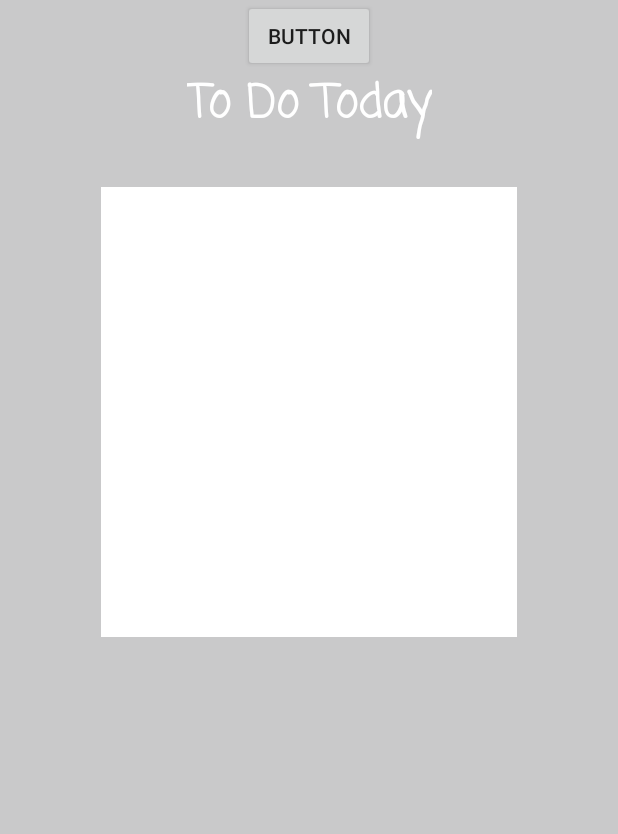
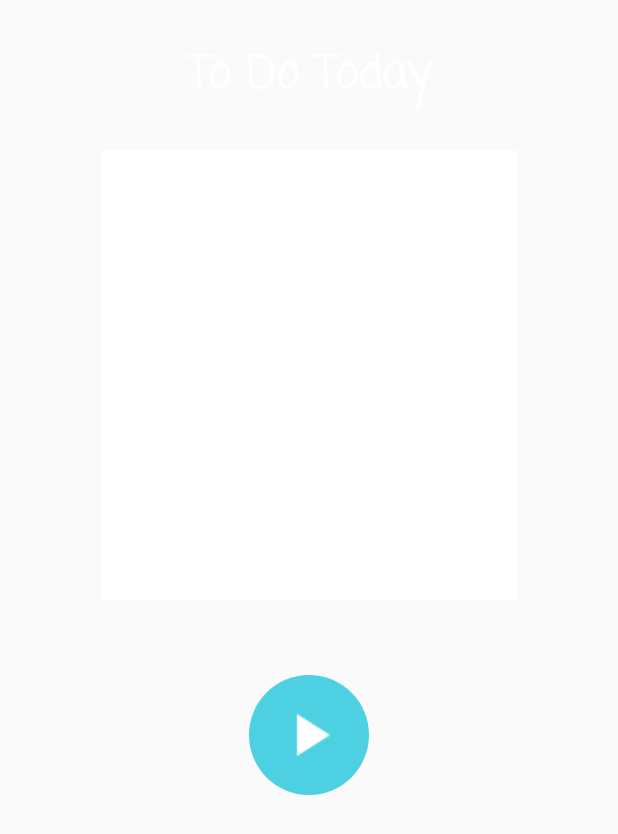
Before and after one commit to Naomath/SokutanSupport, an Android app: the layout fragment_today.xml on its own in the app's theme, with its tools: preview values and no code run, on a phone screen of 412 x 824 dp. Shown: the top 834 px of the screen. Run offline under Robolectric (Android 15) with nearby library versions, the phone set to English and light mode, and no system bars.

Commit message:
next from chageing the background of the navigation

```diff
--- /dev/null
+++ b/app/src/main/res/drawable/round_button.xml
@@ -0,0 +1,13 @@
+<?xml version="1.0" encoding="utf-8"?>
+<shape xmlns:android="http://schemas.android.com/apk/res/android"
+    android:shape="oval">
+
+    <!-- サイズを指定 -->
+    <size
+        android:width="80dp"
+        android:height="80dp"/>
+
+    <!-- 背景色 -->
+    <solid android:color="@color/cyan_300" />
+
+</shape>
--- a/app/src/main/res/layout/fragment_today.xml
+++ b/app/src/main/res/layout/fragment_today.xml
@@ -4,29 +4,8 @@
     xmlns:tools="http://schemas.android.com/tools"
     android:layout_width="match_parent"
     android:layout_height="match_parent"
-    tools:context=".fragments.TodayFragment">
-
-
-    <ImageView
-        android:layout_width="0dp"
-        android:layout_height="0dp"
-        android:scaleType="centerCrop"
-        android:src="@drawable/mountain"
-        app:layout_constraintBottom_toBottomOf="parent"
-        app:layout_constraintEnd_toEndOf="parent"
-        app:layout_constraintStart_toStartOf="parent"
-        app:layout_constraintTop_toTopOf="parent" />
-
-    <ImageView
-        android:layout_width="0dp"
-        android:layout_height="0dp"
-        android:src="#80bdbdbd"
-        app:layout_constraintBottom_toBottomOf="parent"
-        app:layout_constraintEnd_toEndOf="parent"
-        app:layout_constraintHorizontal_bias="0.0"
-        app:layout_constraintStart_toStartOf="parent"
-        app:layout_constraintTop_toTopOf="parent"
-        app:layout_constraintVertical_bias="0.0" />
+    tools:context=".fragments.TodayFragment"
+    tools:layout_editor_absoluteY="25dp">
 
     <TextView
         android:id="@+id/title"
@@ -38,27 +17,31 @@
         android:textSize="30sp"
         android:textStyle="bold"
         app:fontFamily="casual"
-        app:layout_constraintBottom_toBottomOf="parent"
+        app:layout_constraintBottom_toTopOf="@+id/list"
+        app:layout_constraintEnd_toEndOf="parent"
+        app:layout_constraintStart_toStartOf="parent"
+        app:layout_constraintTop_toTopOf="parent" />
+
+    <ListView
+        android:id="@+id/list"
+        android:layout_width="277dp"
+        android:layout_height="300dp"
+        android:layout_marginTop="100dp"
+        android:background="@android:color/white"
         app:layout_constraintEnd_toEndOf="parent"
         app:layout_constraintStart_toStartOf="parent"
         app:layout_constraintTop_toTopOf="parent"
-        app:layout_constraintVertical_bias="0.060000002" />
+        app:layout_constraintTop_toBottomOf="@+id/title"/>
 
-    <ListView
-        android:layout_width="277dp"
-        android:layout_height="300dp"
-        android:layout_marginTop="32dp"
-        android:background="@android:color/white"
+    <ImageButton
+        android:id="@+id/imageButton"
+        android:layout_width="wrap_content"
+        android:layout_height="wrap_content"
+        android:layout_marginTop="450dp"
+        android:background="@drawable/round_button"
+        android:src="@drawable/baseline_play_arrow_white_48dp"
         app:layout_constraintEnd_toEndOf="parent"
         app:layout_constraintStart_toStartOf="parent"
-        app:layout_constraintTop_toBottomOf="@id/title" />
+        app:layout_constraintTop_toTopOf="parent" />
 
-    <Button
-        android:id="@+id/button"
-        android:layout_width="wrap_content"
-        android:layout_height="wrap_content"
-        android:text="Button"
-        app:layout_constraintEnd_toEndOf="parent"
-        app:layout_constraintStart_toStartOf="parent"
-        tools:layout_editor_absoluteY="450dp" />
 </android.support.constraint.ConstraintLayout>
--- a/app/src/main/res/values/colors.xml
+++ b/app/src/main/res/values/colors.xml
@@ -329,4 +329,6 @@
     <color name="blue_grey_800">#37474f</color>
     <color name="blue_grey_900">#263238</color>
 
+    <color name="clear">#ffffff</color>
+
 </resources>
```
Also changed, not shown: app/src/main/res/layout/activity_main.xml (+18 -11 lines), app/src/main/res/layout/fragment_calendar.xml (+4 -12 lines), app/src/main/res/drawable/baseline_play_arrow_white_48dp.png (added), 1 other file.
